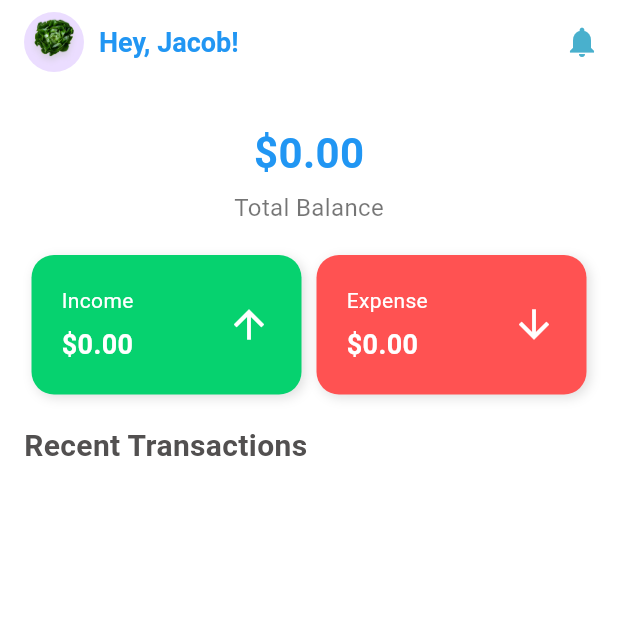
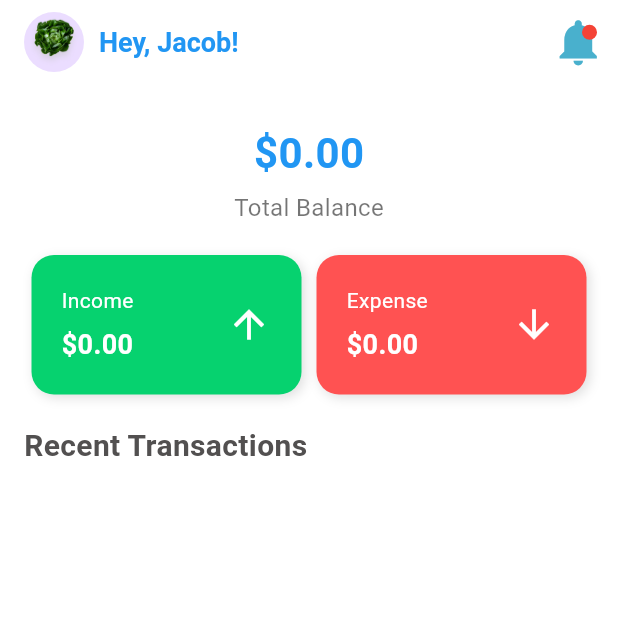
Before and after one commit to ghost33333333/MyFinance_Management, a Flutter app: the screen it shows after launch, after a tap on "Next", after a tap on "Skip", on a phone screen of 412 x 824 dp, the top half of it. Run offline on Flutter 3.47's test engine with Material 3 defaults, Android fonts, the phone set to English and light mode, and no system bars; drawn by our look-alikes of google_nav_bar; our stand-ins replace cloud_firestore, firebase_auth, firebase_core, fl_chart, flutter_local_notifications, flutter_screenutil and 4 more; accounts and stored records are empty.

Commit message:
onboarding page and assets added

```diff
--- a/lib/Home/home_page.dart
+++ b/lib/Home/home_page.dart
@@ -109,8 +109,27 @@ class _DashboardScreenState extends State<DashboardScreen> {
                 ),
                 actions: [
                   IconButton(
-                    icon: const Icon(Icons.notifications,
-                        color: Color.fromARGB(255, 73, 176, 205)),
+                    icon: Stack(
+                      children: [
+                        Icon(
+                          Icons.notifications, // Normal notification icon
+                          color: const Color.fromARGB(255, 73, 176, 205),
+                          size: 37,
+                        ),
+                        Positioned(
+                          right: 6,
+                          top: 7,
+                          child: Container(
+                            width: 10,
+                            height: 10,
+                            decoration: const BoxDecoration(
+                              color: Colors.red,
+                              shape: BoxShape.circle,
+                            ),
+                          ),
+                        ),
+                      ],
+                    ),
                     onPressed: () {
                       Navigator.push(
                         context,
--- a/lib/main.dart
+++ b/lib/main.dart
@@ -1,4 +1,3 @@
-import 'onboarding_page.dart';
 import 'package:finance/main_page.dart';
 import 'package:finance/provider/category_provider.dart';
 import 'package:finance/provider/transactionProvider.dart';
@@ -7,6 +6,8 @@ import 'package:firebase_core/firebase_core.dart';
 import 'package:flutter/foundation.dart';
 import 'package:flutter/material.dart';
 import 'package:provider/provider.dart';
+import 'package:shared_preferences/shared_preferences.dart';
+import 'onboarding_page.dart';
 
 void main() async {
   WidgetsFlutterBinding.ensureInitialized();
@@ -23,18 +24,28 @@ void main() async {
           appId: "1:480580024190:web:a72db8416f9b6c2643652f"),
     );
   } else {
-    await Firebase.initializeApp(); // intilize firebase
+    await Firebase.initializeApp();
   }
-  runApp(MultiProvider(providers: [
+  WidgetsFlutterBinding.ensureInitialized();
+  final prefs = await SharedPreferences.getInstance();
+  bool hasSeenOnboarding = prefs.getBool('onboarding_complete') ?? false;
+
+  runApp(
+    MultiProvider(
+      providers: [
         ChangeNotifierProvider(create: (_) => CategoryProvider()),
         ChangeNotifierProvider(create: (_) => TransactionProvider()),
-  ], child: const MyApp()));
+      ],
+      child: MyApp(showOnboarding: !hasSeenOnboarding),
+    ),
+  );
 }
 
 class MyApp extends StatelessWidget {
-  const MyApp({super.key});
+  final bool showOnboarding;
 
-  // This widget is the root of your application.
+  const MyApp({super.key, required this.showOnboarding});
+
   @override
   Widget build(BuildContext context) {
     return MaterialApp(
@@ -44,6 +55,7 @@ class MyApp extends StatelessWidget {
         colorScheme: ColorScheme.fromSeed(seedColor: Colors.deepPurple),
         useMaterial3: true,
       ),
-        home: OnboardingScreen());
+      home: showOnboarding ? const OnboardingScreen() : const AuthWrapper(),
+    );
   }
 }
--- a/lib/onboarding_page.dart
+++ b/lib/onboarding_page.dart
@@ -2,10 +2,9 @@ import 'package:finance/main.dart';
 import 'package:flutter/material.dart';
 import 'package:finance/auth/signup.dart';
 import 'package:finance/main_page.dart';
-import 'package:finance/provider/category_provider.dart';
-import 'package:finance/provider/transactionProvider.dart';
 import 'package:firebase_auth/firebase_auth.dart';
-import 'package:provider/provider.dart';
+import 'package:google_fonts/google_fonts.dart';
+  import 'package:shared_preferences/shared_preferences.dart';
 
 // Onboarding Screen
 class OnboardingScreen extends StatefulWidget {
@@ -24,6 +23,7 @@ class _OnboardingScreenState extends State<OnboardingScreen> {
   @override
   Widget build(BuildContext context) {
     return Scaffold(
+      backgroundColor: Colors.white,
       body: SafeArea(
         child: Column(
           children: [
@@ -45,7 +45,7 @@ class _OnboardingScreenState extends State<OnboardingScreen> {
 
   Widget _buildBottomNavigation() {
     return Padding(
-      padding: const EdgeInsets.all(20.0),
+      padding: const EdgeInsets.symmetric(horizontal: 24, vertical: 20),
       child: Column(
         children: [
           _buildDots(),
@@ -54,7 +54,14 @@ class _OnboardingScreenState extends State<OnboardingScreen> {
           if (_currentPage != _onboardingData.length - 1)
             TextButton(
               onPressed: _navigateToAuthScreen,
-              child: const Text('Skip'),
+              child: Text(
+                'Skip',
+                style: GoogleFonts.poppins(
+                  fontSize: 16,
+                  fontWeight: FontWeight.w500,
+                  color: Colors.grey[700],
+                ),
+              ),
             ),
         ],
       ),
@@ -68,12 +75,13 @@ class _OnboardingScreenState extends State<OnboardingScreen> {
         _onboardingData.length,
         (index) => AnimatedContainer(
           duration: const Duration(milliseconds: 300),
+          curve: Curves.easeInOut,
           height: 10,
-          width: _currentPage == index ? 20 : 10,
-          margin: const EdgeInsets.symmetric(horizontal: 4),
+          width: _currentPage == index ? 24 : 10,
+          margin: const EdgeInsets.symmetric(horizontal: 5),
           decoration: BoxDecoration(
-            color: _currentPage == index ? Colors.blue : Colors.grey,
-            borderRadius: BorderRadius.circular(5),
+            color: _currentPage == index ? Colors.blueAccent : Colors.grey[300],
+            borderRadius: BorderRadius.circular(10),
           ),
         ),
       ),
@@ -84,12 +92,15 @@ class _OnboardingScreenState extends State<OnboardingScreen> {
     return ElevatedButton(
       onPressed: _handleNextOrFinish,
       style: ElevatedButton.styleFrom(
-        padding: const EdgeInsets.symmetric(horizontal: 50, vertical: 15),
+        backgroundColor: Colors.blueAccent,
+        foregroundColor: Colors.white,
+        padding: const EdgeInsets.symmetric(horizontal: 80, vertical: 15),
         shape: RoundedRectangleBorder(borderRadius: BorderRadius.circular(30)),
+        elevation: 5,
       ),
       child: Text(
         _currentPage == _onboardingData.length - 1 ? 'Get Started' : 'Next',
-        style: const TextStyle(fontSize: 18),
+        style: GoogleFonts.poppins(fontSize: 18, fontWeight: FontWeight.w600),
       ),
     );
   }
@@ -99,18 +110,23 @@ class _OnboardingScreenState extends State<OnboardingScreen> {
       _navigateToAuthScreen();
     } else {
       _pageController.nextPage(
-        duration: const Duration(milliseconds: 300),
-        curve: Curves.easeIn,
+        duration: const Duration(milliseconds: 400),
+        curve: Curves.easeInOut,
       );
     }
   }
 
-  void _navigateToAuthScreen() {
-    Navigator.pushReplacement(
-      context,
-      MaterialPageRoute(builder: (context) => const AuthWrapper()),
-    );
-  }
+
+void _navigateToAuthScreen() async {
+  final prefs = await SharedPreferences.getInstance();
+  await prefs.setBool('onboarding_complete', true); // Store flag
+
+  Navigator.pushReplacement(
+    context,
+    MaterialPageRoute(builder: (context) => const AuthWrapper()),
+  );
+}
+
 }
 
 // Onboarding Page Model
@@ -127,17 +143,17 @@ class OnboardingData {
     OnboardingData(
       title: 'Welcome to Budget Buddy',
       description: 'Track your expenses and income with ease',
-      image: 'assets/welcome.png',
+      image: "assets/images/dr4.png",
     ),
     OnboardingData(
       title: 'Set Your Goals',
       description: 'Plan your budget and achieve your financial dreams',
-      image: 'assets/goals.png',
+      image: "assets/images/dr4.png",
     ),
     OnboardingData(
       title: 'Stay in Control',
       description: 'Get insights and stay on top of your finances',
-      image: 'assets/control.png',
+      image: "assets/images/dr4.png",
     ),
   ];
 }
@@ -150,21 +166,33 @@ class OnboardingPage extends StatelessWidget {
   @override
   Widget build(BuildContext context) {
     return Padding(
-      padding: const EdgeInsets.all(20.0),
+      padding: const EdgeInsets.all(24.0),
       child: Column(
         mainAxisAlignment: MainAxisAlignment.center,
         children: [
-          Image.asset(data.image, height: 300, width: 300),
+          Expanded(
+            child: Image.asset(
+              "assets/images/dr4.png",
+              fit: BoxFit.contain,
+            ),
+          ),
           const SizedBox(height: 40),
           Text(
             data.title,
-            style: const TextStyle(fontSize: 28, fontWeight: FontWeight.bold),
+            style: GoogleFonts.poppins(
+              fontSize: 28,
+              fontWeight: FontWeight.bold,
+              color: Colors.black87,
+            ),
             textAlign: TextAlign.center,
           ),
-          const SizedBox(height: 20),
+          const SizedBox(height: 15),
           Text(
             data.description,
-            style: const TextStyle(fontSize: 16, color: Colors.grey),
+            style: GoogleFonts.poppins(
+              fontSize: 16,
+              color: Colors.grey[700],
+            ),
             textAlign: TextAlign.center,
           ),
         ],
--- a/pubspec.yaml
+++ b/pubspec.yaml
@@ -47,7 +47,7 @@ dependencies:
   flutter_svg: ^2.0.17
   flutter_local_notifications: ^19.0.0
   intl: ^0.20.2
-
+  shared_preferences: ^2.1.2
 dev_dependencies:
   flutter_test:
     sdk: flutter
@@ -73,6 +73,7 @@ flutter:
   # To add assets to your application, add an assets section, like this:
   assets:
    - assets/images/img_4.png
+   - assets/images/dr4.png
   #   - images/a_dot_ham.jpeg
 
   # An image asset can refer to one or more resolution-specific "variants", see
```
Also changed, not shown: lib/accounts/account_page.dart (+19 -16 lines), lib/auth/signup.dart (+57 -146 lines), lib/category/category_page.dart (+22 -21 lines), assets/images/dr4.png (added), pubspec.lock, 1 other file. Lines whose indentation alone changed are shown as unchanged.
